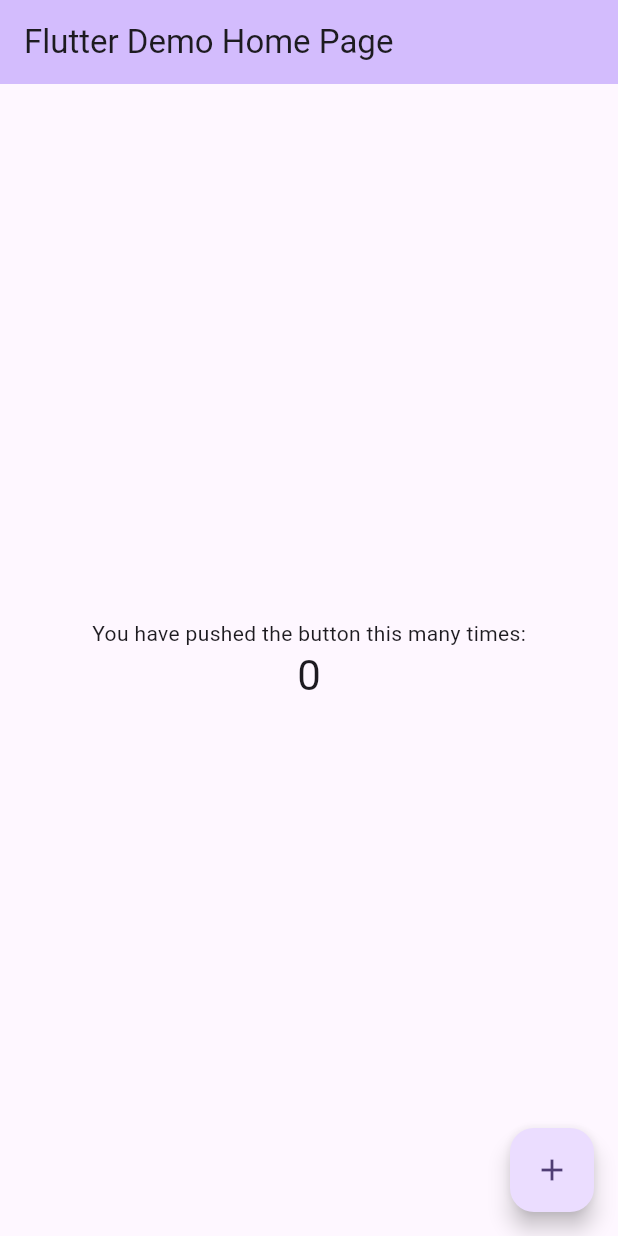
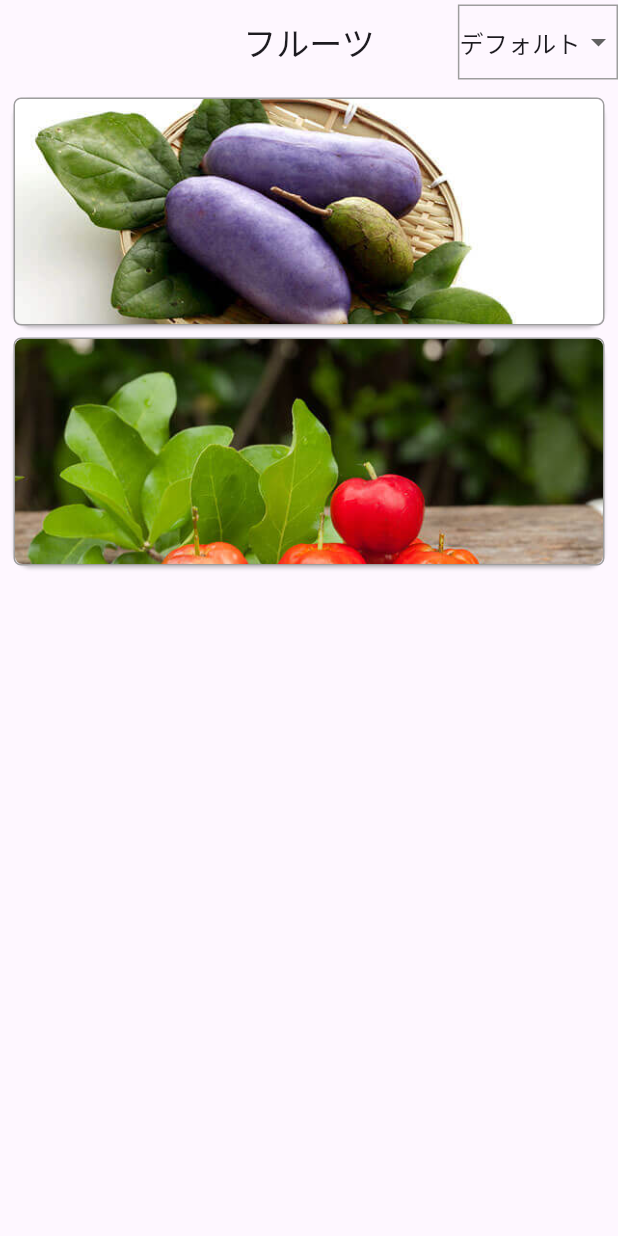
Before and after one commit to Ierllow/frufav, a Flutter app: the screen it shows after launch, on a phone screen of 412 x 824 dp. Run offline on Flutter 3.47's test engine with Material 3 defaults, Android fonts, the phone set to English and light mode, and no system bars; our stand-ins replace equatable, flutter_riverpod, go_router, shared_preferences.

```diff
--- /dev/null
+++ b/lib/drop_down_button_type.dart
@@ -0,0 +1,10 @@
+enum DropDownButtonType {
+  all(text: 'デフォルト'),
+  favorites(text: 'お気に入り');
+
+  const DropDownButtonType({
+    required this.text,
+  });
+
+  final String text;
+}
--- a/lib/main.dart
+++ b/lib/main.dart
@@ -1,125 +1,42 @@
 import 'package:flutter/material.dart';
+import 'package:flutter_riverpod/flutter_riverpod.dart';
+import 'package:frufav/riverpod/fruits_go_router_provider.dart';
+import 'package:frufav/riverpod/snack_bar_notifier.dart';
 
 void main() {
-  runApp(const MyApp());
+  runApp(const ProviderScope(child: _App()));
 }
 
-class MyApp extends StatelessWidget {
-  const MyApp({super.key});
+class _App extends StatelessWidget {
+  const _App();
 
-  // This widget is the root of your application.
   @override
   Widget build(BuildContext context) {
     return MaterialApp(
-      title: 'Flutter Demo',
-      theme: ThemeData(
-        // This is the theme of your application.
-        //
-        // TRY THIS: Try running your application with "flutter run". You'll see
-        // the application has a blue toolbar. Then, without quitting the app,
-        // try changing the seedColor in the colorScheme below to Colors.green
-        // and then invoke "hot reload" (save your changes or press the "hot
-        // reload" button in a Flutter-supported IDE, or press "r" if you used
-        // the command line to start the app).
-        //
-        // Notice that the counter didn't reset back to zero; the application
-        // state is not lost during the reload. To reset the state, use hot
-        // restart instead.
-        //
-        // This works for code too, not just values: Most code changes can be
-        // tested with just a hot reload.
-        colorScheme: ColorScheme.fromSeed(seedColor: Colors.deepPurple),
-        useMaterial3: true,
+      title: 'frufav',
+      theme: ThemeData(useMaterial3: true),
+      home: Scaffold(
+        body: Consumer(
+          builder: (context, ref, __) {
+            ref.listen(
+              snackBarProvider,
+              (previous, next) {
+                final sameSnackBar = previous?.snackBar == next.snackBar;
+                final nextSnackBar = next.snackBar;
+                if (!sameSnackBar && nextSnackBar != null) {
+                  ScaffoldMessenger.of(context).showSnackBar(nextSnackBar);
+                }
+              },
+            );
+            final goRouter = ref.watch(fruitsGoRouterProvider);
+            return MaterialApp.router(
+              routeInformationProvider: goRouter.routeInformationProvider,
+              routeInformationParser: goRouter.routeInformationParser,
+              routerDelegate: goRouter.routerDelegate,
+            );
+          },
+        ),
       ),
-      home: const MyHomePage(title: 'Flutter Demo Home Page'),
     );
   }
 }
-
-class MyHomePage extends StatefulWidget {
-  const MyHomePage({super.key, required this.title});
-
-  // This widget is the home page of your application. It is stateful, meaning
-  // that it has a State object (defined below) that contains fields that affect
-  // how it looks.
-
-  // This class is the configuration for the state. It holds the values (in this
-  // case the title) provided by the parent (in this case the App widget) and
-  // used by the build method of the State. Fields in a Widget subclass are
-  // always marked "final".
-
-  final String title;
-
-  @override
-  State<MyHomePage> createState() => _MyHomePageState();
-}
-
-class _MyHomePageState extends State<MyHomePage> {
-  int _counter = 0;
-
-  void _incrementCounter() {
-    setState(() {
-      // This call to setState tells the Flutter framework that something has
-      // changed in this State, which causes it to rerun the build method below
-      // so that the display can reflect the updated values. If we changed
-      // _counter without calling setState(), then the build method would not be
-      // called again, and so nothing would appear to happen.
-      _counter++;
-    });
-  }
-
-  @override
-  Widget build(BuildContext context) {
-    // This method is rerun every time setState is called, for instance as done
-    // by the _incrementCounter method above.
-    //
-    // The Flutter framework has been optimized to make rerunning build methods
-    // fast, so that you can just rebuild anything that needs updating rather
-    // than having to individually change instances of widgets.
-    return Scaffold(
-      appBar: AppBar(
-        // TRY THIS: Try changing the color here to a specific color (to
-        // Colors.amber, perhaps?) and trigger a hot reload to see the AppBar
-        // change color while the other colors stay the same.
-        backgroundColor: Theme.of(context).colorScheme.inversePrimary,
-        // Here we take the value from the MyHomePage object that was created by
-        // the App.build method, and use it to set our appbar title.
-        title: Text(widget.title),
-      ),
-      body: Center(
-        // Center is a layout widget. It takes a single child and positions it
-        // in the middle of the parent.
-        child: Column(
-          // Column is also a layout widget. It takes a list of children and
-          // arranges them vertically. By default, it sizes itself to fit its
-          // children horizontally, and tries to be as tall as its parent.
-          //
-          // Column has various properties to control how it sizes itself and
-          // how it positions its children. Here we use mainAxisAlignment to
-          // center the children vertically; the main axis here is the vertical
-          // axis because Columns are vertical (the cross axis would be
-          // horizontal).
-          //
-          // TRY THIS: Invoke "debug painting" (choose the "Toggle Debug Paint"
-          // action in the IDE, or press "p" in the console), to see the
-          // wireframe for each widget.
-          mainAxisAlignment: MainAxisAlignment.center,
-          children: <Widget>[
-            const Text(
-              'You have pushed the button this many times:',
-            ),
-            Text(
-              '$_counter',
-              style: Theme.of(context).textTheme.headlineMedium,
-            ),
-          ],
-        ),
-      ),
-      floatingActionButton: FloatingActionButton(
-        onPressed: _incrementCounter,
-        tooltip: 'Increment',
-        child: const Icon(Icons.add),
-      ), // This trailing comma makes auto-formatting nicer for build methods.
-    );
-  }
-}
--- /dev/null
+++ b/lib/model/fruits_info.dart
@@ -0,0 +1,71 @@
+import 'package:collection/collection.dart';
+import 'package:flutter/foundation.dart';
+
+@immutable
+class FruitsInfo {
+  const FruitsInfo({
+    required this.fruitsName,
+    required this.thumbnailUrl,
+    required this.overview,
+    required this.history,
+    required this.select,
+    required this.selectImageUrl,
+    required this.save,
+    required this.saveImageUrl,
+  });
+
+  final String? fruitsName;
+
+  final String? thumbnailUrl;
+
+  final String? overview;
+
+  final String? history;
+
+  final String? select;
+
+  final String? selectImageUrl;
+
+  final String? save;
+
+  final String? saveImageUrl;
+
+  factory FruitsInfo.fromJson(Map<String, dynamic> map) => FruitsInfo(
+        fruitsName:
+            map.entries.firstWhereOrNull((m) => m.key == 'fruitsName')?.value,
+        thumbnailUrl:
+            map.entries.firstWhereOrNull((m) => m.key == 'thumbnailUrl')?.value,
+        overview:
+            map.entries.firstWhereOrNull((m) => m.key == 'overview')?.value,
+        history: map.entries.firstWhereOrNull((m) => m.key == 'history')?.value,
+        selectImageUrl: map.entries
+            .firstWhereOrNull((m) => m.key == 'selectImageUrl')
+            ?.value,
+        select: map.entries.firstWhereOrNull((m) => m.key == 'select')?.value,
+        saveImageUrl:
+            map.entries.firstWhereOrNull((m) => m.key == 'saveImageUrl')?.value,
+        save: map.entries.firstWhereOrNull((m) => m.key == 'save')?.value,
+      );
+
+  FruitsInfo copyWith({
+    String? fruitsName,
+    String? description,
+    String? thumbnailUrl,
+    String? overview,
+    String? history,
+    String? select,
+    String? selectImageUrl,
+    String? save,
+    String? saveImageUrl,
+  }) =>
+      FruitsInfo(
+        fruitsName: fruitsName ?? this.fruitsName,
+        thumbnailUrl: thumbnailUrl ?? this.thumbnailUrl,
+        overview: overview ?? this.overview,
+        history: history ?? this.overview,
+        select: select ?? this.select,
+        selectImageUrl: selectImageUrl ?? this.selectImageUrl,
+        save: save ?? this.save,
+        saveImageUrl: saveImageUrl ?? this.saveImageUrl,
+      );
+}
--- /dev/null
+++ b/lib/riverpod/fruits_go_router_provider.dart
@@ -0,0 +1,23 @@
+import 'package:flutter_riverpod/flutter_riverpod.dart';
+import 'package:frufav/screen/fruits_detail_screen.dart';
+import 'package:frufav/screen/fruits_list_screen.dart';
+import 'package:go_router/go_router.dart';
+
+final _fruitsGoRouteList = [
+  ('/list', (_) => const FruitsListScreen()),
+  ('/detail', (fruitsInfo) => FruitsDetailScreen(fruitsInfo: fruitsInfo)),
+];
+
+final fruitsGoRouterProvider = Provider.autoDispose(
+  (ref) => GoRouter(
+    initialLocation: '/list',
+    routes: _fruitsGoRouteList
+        .map(
+          (record) => GoRoute(
+            path: record.$1,
+            builder: (_, state) => record.$2.call(state.extra),
+          ),
+        )
+        .toList(),
+  ),
+);
--- /dev/null
+++ b/lib/screen/fruits_list_screen.dart
@@ -0,0 +1,181 @@
+import 'package:flutter/material.dart';
+import 'package:flutter_riverpod/flutter_riverpod.dart';
+import 'package:frufav/drop_down_button_type.dart';
+import 'package:frufav/model/fruits_info.dart';
+import 'package:frufav/riverpod/fruits_go_router_provider.dart';
+import 'package:frufav/riverpod/fruits_list_notifier.dart';
+import 'package:frufav/riverpod/snack_bar_notifier.dart';
+
+final _fruitsListProvider =
+    StateNotifierProvider<FruitsListNotifier, FruitsListState>(
+  (_) => FruitsListNotifier(),
+);
+
+class FruitsListScreen extends StatelessWidget {
+  const FruitsListScreen({super.key});
+
+  @override
+  Widget build(BuildContext context) {
+    return Consumer(
+      builder: (context, ref, _) {
+        final fruitsListState = ref.watch(_fruitsListProvider);
+        final fruitsListProvider = ref.read(_fruitsListProvider.notifier);
+        final fruitsInfoList = fruitsListState.getFruitsInfoList();
+        return Scaffold(
+          appBar: AppBar(
+            title: const Text('フルーツ'),
+            centerTitle: true,
+            actions: [
+              _FruitsListSortWidget(
+                selectedItemType: fruitsListState.lastSortedInfoListType,
+                onSelectedItem: (type) {
+                  fruitsListProvider.updateLastSortedInfoList(
+                    DropDownButtonType.values.firstWhere(
+                      (d) => identical(d, type),
+                    ),
+                  );
+                },
+              ),
+            ],
+          ),
+          body: Center(
+            child: ListView.builder(
+              itemCount: fruitsInfoList.length,
+              padding: const EdgeInsets.all(5),
+              itemBuilder: (_, index) {
+                final fruitsInfo = fruitsInfoList.elementAt(index);
+                return _FruitsListItem(
+                  fruitsInfo: fruitsInfo,
+                  isFavorite: fruitsListState.favoriteFruitsInfoList.any(
+                      (f) => identical(f.fruitsName, fruitsInfo.fruitsName)),
+                  onTapItem: (info) => ref
+                      .read(fruitsGoRouterProvider)
+                      .push('/detail', extra: info),
+                  onLongPressStart: (fruitsInfo) =>
+                      _longPressStart(context, ref, fruitsInfo),
+                );
+              },
+            ),
+          ),
+        );
+      },
+    );
+  }
+
+  void _longPressStart(
+    BuildContext context,
+    WidgetRef ref,
+    FruitsInfo fruitsInfo,
+  ) {
+    SnackBar getSnackBar(String fruitsName, String suffixContentText) =>
+        SnackBar(
+          content: Container(
+            alignment: AlignmentDirectional.center,
+            child: Text(
+              '$fruitsName$suffixContentText',
+            ),
+          ),
+          duration: const Duration(seconds: 3),
+          shape:
+              RoundedRectangleBorder(borderRadius: BorderRadius.circular(10)),
+          margin: const EdgeInsets.only(left: 23, right: 23, bottom: 23),
+          behavior: SnackBarBehavior.floating,
+        );
+
+    final fruitsListNotifier = ref.read(_fruitsListProvider.notifier);
+    final snackBarNotifier = ref.read(snackBarProvider.notifier);
+    (!ref.read(_fruitsListProvider).checkFavoriteFruitsInfo(fruitsInfo)
+            ? () {
+                fruitsListNotifier.addFavoriteFruitsInfo(fruitsInfo);
+                snackBarNotifier.addSnackBar(
+                  getSnackBar(
+                    fruitsInfo.fruitsName!,
+                    'をお気に入りに登録しました。',
+                  ),
+                );
+              }
+            : () {
+                fruitsListNotifier.removeFavoriteFruitsInfo(fruitsInfo);
+                snackBarNotifier.addSnackBar(
+                  getSnackBar(
+                    fruitsInfo.fruitsName!,
+                    'をお気に入りから外しました。',
+                  ),
+                );
+              })
+        .call();
+  }
+}
+
+class _FruitsListSortWidget extends StatelessWidget {
+  const _FruitsListSortWidget({
+    required this.selectedItemType,
+    required this.onSelectedItem,
+  });
+
+  final DropDownButtonType selectedItemType;
+  final void Function(DropDownButtonType) onSelectedItem;
+
+  @override
+  Widget build(BuildContext context) {
+    return Container(
+      decoration: BoxDecoration(border: Border.all(color: Colors.grey)),
+      child: DropdownButton(
+        underline: Container(),
+        value: selectedItemType,
+        items: DropDownButtonType.values
+            .map(
+              (item) => DropdownMenuItem(
+                value: item,
+                child: Text(item.text),
+              ),
+            )
+            .toList(),
+        onChanged: (value) => onSelectedItem.call(value!),
+      ),
+    );
+  }
+}
+
+class _FruitsListItem extends StatelessWidget {
+  const _FruitsListItem({
+    required this.fruitsInfo,
+    required this.isFavorite,
+    required this.onTapItem,
+    required this.onLongPressStart,
+  });
+
+  final FruitsInfo fruitsInfo;
+  final bool isFavorite;
+  final void Function(FruitsInfo) onTapItem;
+  final void Function(FruitsInfo) onLongPressStart;
+
+  @override
+  Widget build(BuildContext context) {
+    return Card(
+      child: GestureDetector(
+        onTap: () => onTapItem.call(fruitsInfo),
+        onLongPressStart: (_) => onLongPressStart.call(fruitsInfo),
+        child: Container(
+          decoration: BoxDecoration(
+            border: Border.all(
+              color: isFavorite ? Colors.red : Colors.grey,
+              width: 1,
+            ),
+            borderRadius: BorderRadius.circular(5),
+          ),
+          child: Container(
+            height: 150,
+            decoration: BoxDecoration(
+              borderRadius: const BorderRadius.all(Radius.circular(5)),
+              image: DecorationImage(
+                fit: BoxFit.cover,
+                image: Image.asset(fruitsInfo.thumbnailUrl!).image,
+              ),
+            ),
+          ),
+        ),
+      ),
+    );
+  }
+}
```
Also changed, not shown: assets/data/data.json (added, +25 -0 lines), lib/riverpod/fruits_list_notifier.dart (added, +127 -0 lines), lib/riverpod/snack_bar_notifier.dart (added, +34 -0 lines), lib/screen/fruits_detail_screen.dart (added, +99 -0 lines), pubspec.yaml (+10 -1 lines), assets/save/acerola.png (added), assets/save/akebi.png (added), assets/select/acerola.png (added), assets/select/akebi.png (added), assets/thumbnail/acerola.png (added), assets/thumbnail/akebi.png (added), pubspec.lock, 3 other files.
